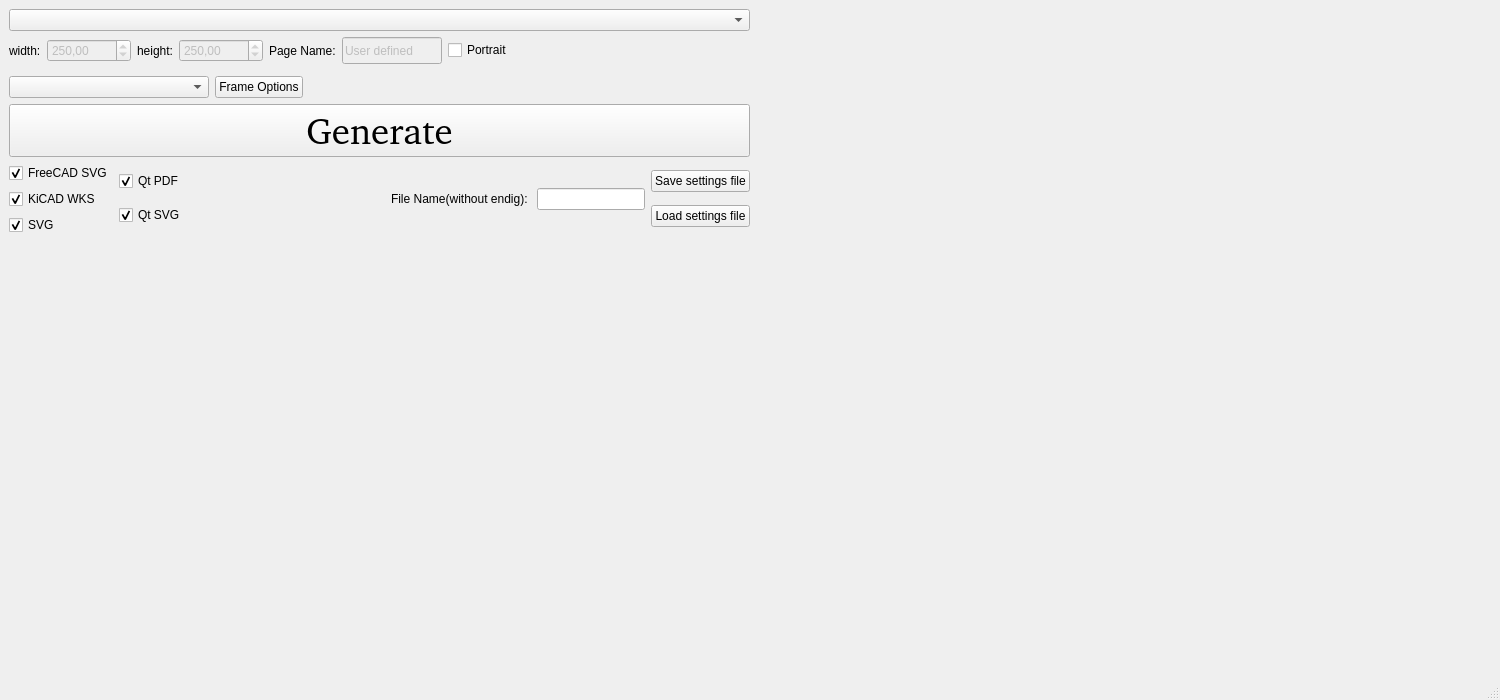
Qt form Src/Window/mainwindow.ui (tobiasfalk/KiCAD-FreeCAD-TechDraw-Template-Generator) before a commit.
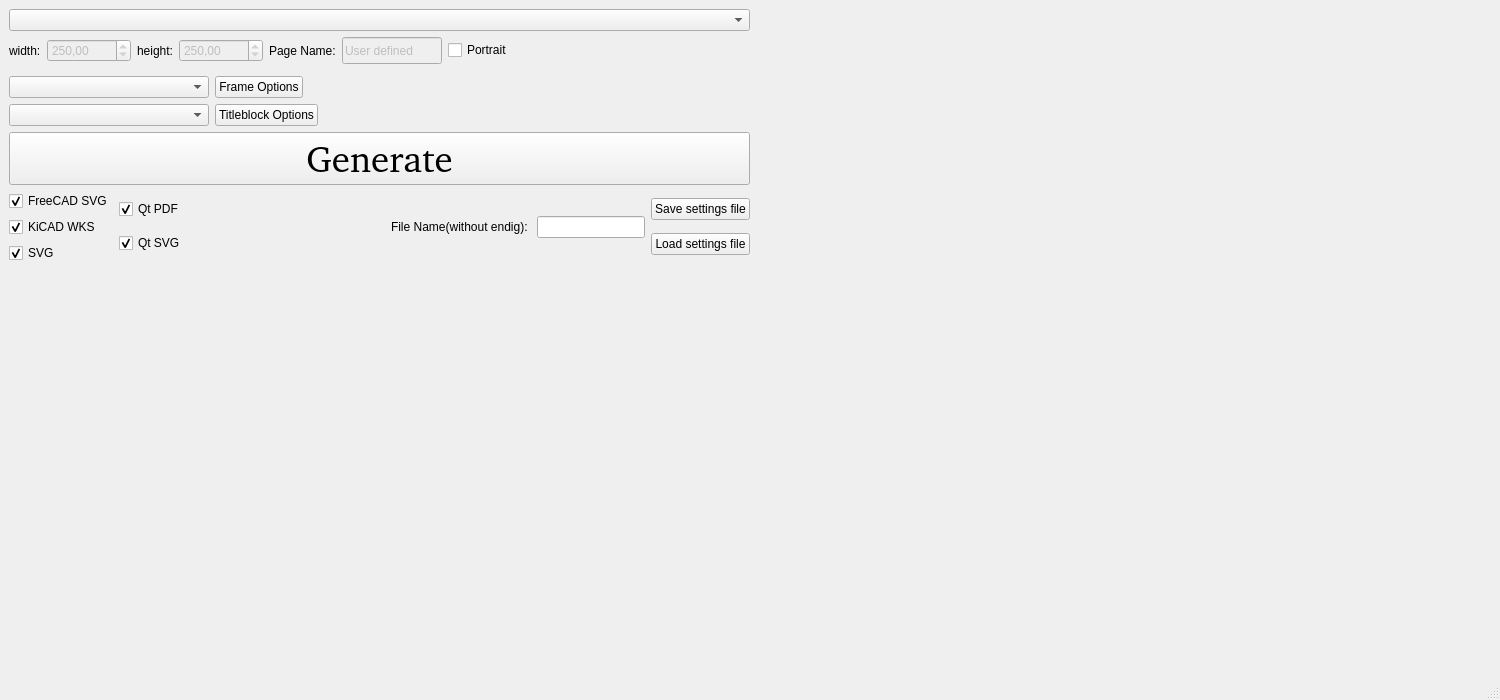
The same form after that commit. Icons and pictures are not drawn.

Commit message: Added Titleblock and much more

What changed in the file:
```diff
--- a/Src/Window/mainwindow.ui
+++ b/Src/Window/mainwindow.ui
@@ -43,42 +43,40 @@
   </property>
   <widget class="QWidget" name="centralwidget">
    <layout class="QGridLayout" name="gridLayout">
-    <item row="4" column="0">
-     <layout class="QHBoxLayout" name="horizontalLayout_6">
-      <item>
-       <widget class="QPushButton" name="GeneratePushButton">
-        <property name="sizePolicy">
-         <sizepolicy hsizetype="Fixed" vsizetype="Fixed">
-          <horstretch>0</horstretch>
-          <verstretch>0</verstretch>
-         </sizepolicy>
+    <item row="0" column="0">
+     <widget class="QComboBox" name="PageSizeComboBox">
+      <property name="sizePolicy">
+       <sizepolicy hsizetype="Fixed" vsizetype="Fixed">
+        <horstretch>0</horstretch>
+        <verstretch>0</verstretch>
+       </sizepolicy>
+      </property>
+      <property name="maximumSize">
+       <size>
+        <width>822</width>
+        <height>16777215</height>
+       </size>
+      </property>
+     </widget>
+    </item>
+    <item row="0" column="1" rowspan="8">
+     <layout class="QGridLayout" name="PreViewGridLayout">
+      <item row="0" column="0">
+       <spacer name="horizontalSpacer_15">
+        <property name="orientation">
+         <enum>Qt::Horizontal</enum>
         </property>
-        <property name="minimumSize">
+        <property name="sizeHint" stdset="0">
          <size>
-          <width>450</width>
-          <height>0</height>
+          <width>40</width>
+          <height>20</height>
          </size>
         </property>
-        <property name="maximumSize">
-         <size>
-          <width>822</width>
-          <height>16777215</height>
-         </size>
-        </property>
-        <property name="font">
-         <font>
-          <family>Noto Sans [GOOG]</family>
-          <pointsize>28</pointsize>
-         </font>
-        </property>
-        <property name="text">
-         <string>Generate</string>
-        </property>
-       </widget>
+       </spacer>
       </item>
      </layout>
     </item>
-    <item row="5" column="0">
+    <item row="6" column="0">
      <layout class="QHBoxLayout" name="horizontalLayout_13">
       <item>
        <layout class="QVBoxLayout" name="verticalLayout">
@@ -195,35 +193,6 @@
       </item>
      </layout>
     </item>
-    <item row="0" column="0">
-     <widget class="QComboBox" name="PageSizeComboBox">
-      <property name="sizePolicy">
-       <sizepolicy hsizetype="Fixed" vsizetype="Fixed">
-        <horstretch>0</horstretch>
-        <verstretch>0</verstretch>
-       </sizepolicy>
-      </property>
-      <property name="maximumSize">
-       <size>
-        <width>822</width>
-        <height>16777215</height>
-       </size>
-      </property>
-     </widget>
-    </item>
-    <item row="6" column="0">
-     <spacer name="verticalSpacer">
-      <property name="orientation">
-       <enum>Qt::Vertical</enum>
-      </property>
-      <property name="sizeHint" stdset="0">
-       <size>
-        <width>20</width>
-        <height>40</height>
-       </size>
-      </property>
-     </spacer>
-    </item>
     <item row="1" column="0">
      <layout class="QHBoxLayout" name="horizontalLayout">
       <item>
@@ -332,22 +301,18 @@
       </item>
      </layout>
     </item>
-    <item row="0" column="1" rowspan="7">
-     <layout class="QGridLayout" name="PreViewGridLayout">
-      <item row="0" column="0">
-       <spacer name="horizontalSpacer_15">
-        <property name="orientation">
-         <enum>Qt::Horizontal</enum>
-        </property>
-        <property name="sizeHint" stdset="0">
-         <size>
-          <width>40</width>
-          <height>20</height>
-         </size>
-        </property>
-       </spacer>
-      </item>
-     </layout>
+    <item row="7" column="0">
+     <spacer name="verticalSpacer">
+      <property name="orientation">
+       <enum>Qt::Vertical</enum>
+      </property>
+      <property name="sizeHint" stdset="0">
+       <size>
+        <width>20</width>
+        <height>40</height>
+       </size>
+      </property>
+     </spacer>
     </item>
     <item row="3" column="0">
      <layout class="QHBoxLayout" name="FrameHorizontalLayout">
@@ -383,6 +348,75 @@
       </item>
      </layout>
     </item>
+    <item row="5" column="0">
+     <layout class="QHBoxLayout" name="horizontalLayout_6">
+      <item>
+       <widget class="QPushButton" name="GeneratePushButton">
+        <property name="sizePolicy">
+         <sizepolicy hsizetype="Fixed" vsizetype="Fixed">
+          <horstretch>0</horstretch>
+          <verstretch>0</verstretch>
+         </sizepolicy>
+        </property>
+        <property name="minimumSize">
+         <size>
+          <width>450</width>
+          <height>0</height>
+         </size>
+        </property>
+        <property name="maximumSize">
+         <size>
+          <width>822</width>
+          <height>16777215</height>
+         </size>
+        </property>
+        <property name="font">
+         <font>
+          <family>Noto Sans [GOOG]</family>
+          <pointsize>28</pointsize>
+         </font>
+        </property>
+        <property name="text">
+         <string>Generate</string>
+        </property>
+       </widget>
+      </item>
+     </layout>
+    </item>
+    <item row="4" column="0">
+     <layout class="QHBoxLayout" name="horizontalLayout_3">
+      <item>
+       <widget class="QComboBox" name="TitleBlockComboBox">
+        <property name="minimumSize">
+         <size>
+          <width>200</width>
+          <height>0</height>
+         </size>
+        </property>
+       </widget>
+      </item>
+      <item>
+       <widget class="QPushButton" name="TitleBlockPushButton">
+        <property name="text">
+         <string>Titleblock Options</string>
+        </property>
+       </widget>
+      </item>
+      <item>
+       <spacer name="horizontalSpacer_3">
+        <property name="orientation">
+         <enum>Qt::Horizontal</enum>
+        </property>
+        <property name="sizeHint" stdset="0">
+         <size>
+          <width>40</width>
+          <height>20</height>
+         </size>
+        </property>
+       </spacer>
+      </item>
+     </layout>
+    </item>
    </layout>
   </widget>
   <widget class="QMenuBar" name="menubar">
```
The commit also changes 38 other files.
